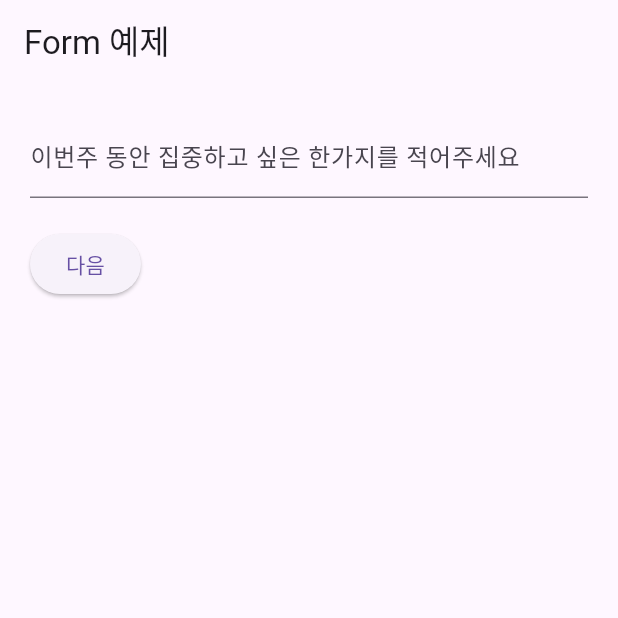
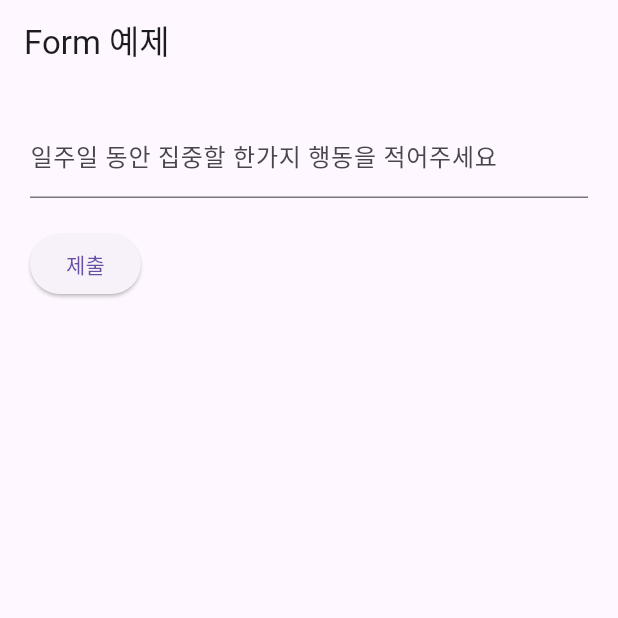
Before and after one commit to gaebaribari/todolist, a Flutter app: the screen it shows after launch, on a phone screen of 412 x 824 dp, the top half of it. Run offline on Flutter 3.47's test engine with Material 3 defaults, Android fonts, the light colour scheme and no system bars; our stand-ins replace firebase_core; accounts and stored records are empty.

Commit message:
Delete goalInput from set_goal_screen.dart

```diff
--- a/lib/providers/goals.dart
+++ b/lib/providers/goals.dart
@@ -6,7 +6,7 @@ class Goals with ChangeNotifier {
 
 
 
-  void addGoal(String goal, String todo) {
+  void addGoal(String todo) {
     var now = DateTime.now();
     int formattedDate = int.parse(DateFormat('yyMMdd').format(now));
 
--- a/lib/screens/main_screen.dart
+++ b/lib/screens/main_screen.dart
@@ -128,7 +128,7 @@ class _GoalItemState extends State<GoalItem> {
     return  ListTile(
         title: Text('${widget.id}'),
         subtitle: Text(widget.todo),
-        trailing:   CustomDisabledFAB(
+      trailing:   CustomDisabledFAB(
           isEnabled: _isEnabled, // 활성화 여부 설정
           onPressed: _isEnabled
               ? () {
--- a/lib/screens/set_goal_screen.dart
+++ b/lib/screens/set_goal_screen.dart
@@ -14,7 +14,6 @@ class _SetGoalScreenState extends State<SetGoalScreen> {
   final _formKey = GlobalKey<FormState>();
   TextEditingController _goalController = TextEditingController();
   TextEditingController _todoController = TextEditingController();
-  bool _showTodoField = false;
 
   @override
   Widget build(BuildContext context) {
@@ -29,52 +28,30 @@ class _SetGoalScreenState extends State<SetGoalScreen> {
           child: Column(
             crossAxisAlignment: CrossAxisAlignment.start,
             children: [
-              if (!_showTodoField)
-              TextFormField(
-                controller: _goalController,
-                validator: (value) {
-                  if (value!.isEmpty) {
-                    return '이번주 동안 집중할 목표를 입력해 주세요';
-                  }
-                  return null;
-                },
-                decoration: InputDecoration(
-                  labelText: '이번주 동안 집중하고 싶은 한가지를 적어주세요',
-                ),
-                ),
-              if (_showTodoField)
                 TextFormField(
                   controller: _todoController,
                   validator: (value) {
                     if (value!.isEmpty) {
-                      return '지금 당장 할 수 있는 작은 행동을 입력해 주세요';
+                      return '일주일 동안 집중할 한가지 행동을 적어주세요';
                     }
                     return null;
                   },
                   decoration: InputDecoration(
                     labelText:
-                        '${_goalController.text}를 위해 지금 당장 할수있는 작은 행동을 적어주세요',
+                        '일주일 동안 집중할 한가지 행동을 적어주세요',
                   ),
                 ),
               SizedBox(height: 20.0),
               ElevatedButton(
                 onPressed: () {
-                  if (!_showTodoField) {
-                    setState(() {
-                      if (_formKey.currentState!.validate()) {
-                        _showTodoField = true; // 다음 단계로 넘어감
-                      }
-                    });
-                  } else {
-                    // 작은 할일 입력 후 제출
                     if (_formKey.currentState!.validate()) {
                       // 폼 유효성 검사 통과
                       showDialog(
                         context: context,
                         builder: (BuildContext context) {
                           return AlertDialog(
-                            title: Text('작은할일 확인'),
-                            content: Text('당장할 수 있는거 확실합니까?'),
+                            title: Text('시작하시겠습니까?'),
+                            content: Text('작은 단위로 나눠야 움직이기 쉽습니다 '),
                             actions: [
                               TextButton(
                                 onPressed: () {
@@ -94,9 +71,8 @@ class _SetGoalScreenState extends State<SetGoalScreen> {
                         },
                       );
                     }
-                  }
-                },
-                child: Text(_showTodoField ? '제출' : '다음'),
+                  },
+                child: Text('제출'),
               ),
             ],
           ),
@@ -107,11 +83,10 @@ class _SetGoalScreenState extends State<SetGoalScreen> {
 
   void _submitForm() {
 
-    String goal = _goalController.text;
     String todo = _todoController.text;
 
     Goals goals = Provider.of<Goals>(context, listen:false);
-    goals.addGoal(goal,todo);
+    goals.addGoal(todo);
     Navigator.push(context,
         MaterialPageRoute(builder: (context)=>MainScreen()));
 
```
